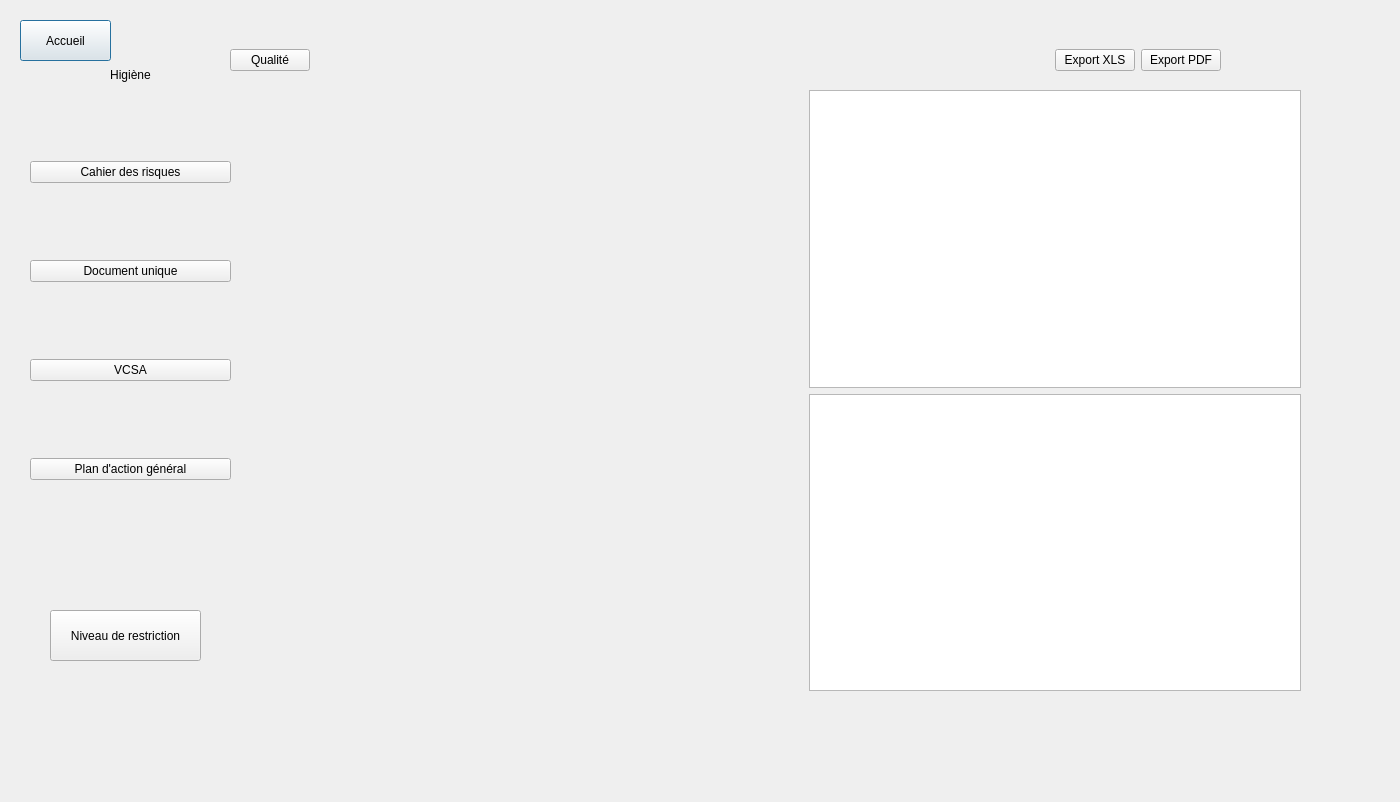
The window that Projet_Ajour/hygiene.ui (simzrch/Projet_Entremont) describes before a commit, drawn with Qt 5.
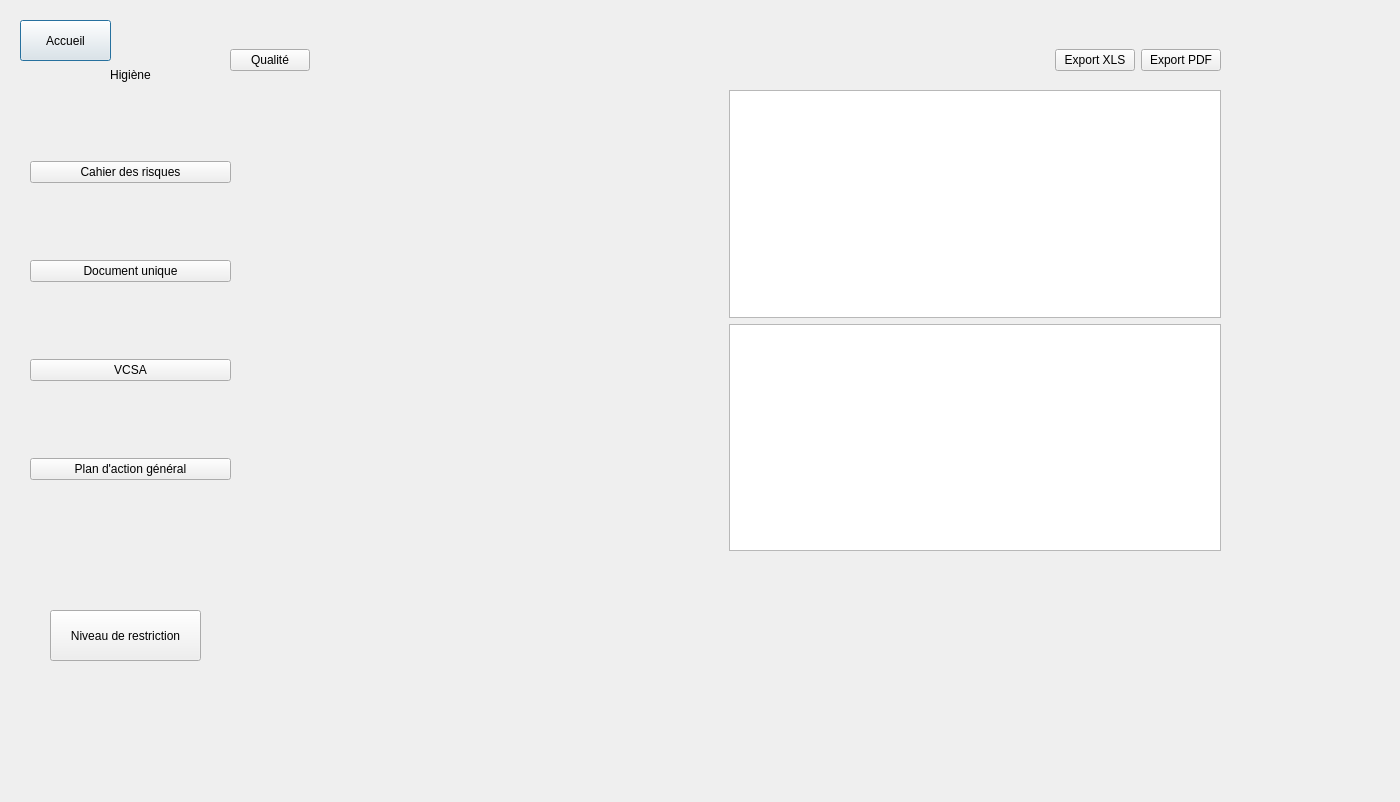
The same window after the commit.

Commit message: Ajout de PAG.py et quelque modification de .ui mineur

```diff
--- a/Projet_Ajour/hygiene.ui
+++ b/Projet_Ajour/hygiene.ui
@@ -146,8 +146,8 @@
     <rect>
      <x>230</x>
      <y>90</y>
-     <width>1071</width>
-     <height>601</height>
+     <width>991</width>
+     <height>461</height>
     </rect>
    </property>
    <layout class="QHBoxLayout" name="horizontalLayout_2">
@@ -162,27 +162,11 @@
     </item>
     <item>
      <layout class="QGridLayout" name="gridLayout">
-      <item row="1" column="1">
-       <widget class="QTableView" name="tableView"/>
-      </item>
-      <item row="0" column="1">
-       <widget class="QTableWidget" name="tableWidget"/>
-      </item>
       <item row="0" column="0">
-       <spacer name="horizontalSpacer_2">
-        <property name="orientation">
-         <enum>Qt::Horizontal</enum>
-        </property>
-        <property name="sizeType">
-         <enum>QSizePolicy::Fixed</enum>
-        </property>
-        <property name="sizeHint" stdset="0">
-         <size>
-          <width>40</width>
-          <height>20</height>
-         </size>
-        </property>
-       </spacer>
+       <widget class="QTableWidget" name="tableWidget"/>
+      </item>
+      <item row="1" column="0">
+       <widget class="QTableView" name="tableView"/>
       </item>
      </layout>
     </item>
```
The commit also changes 6 other files.
